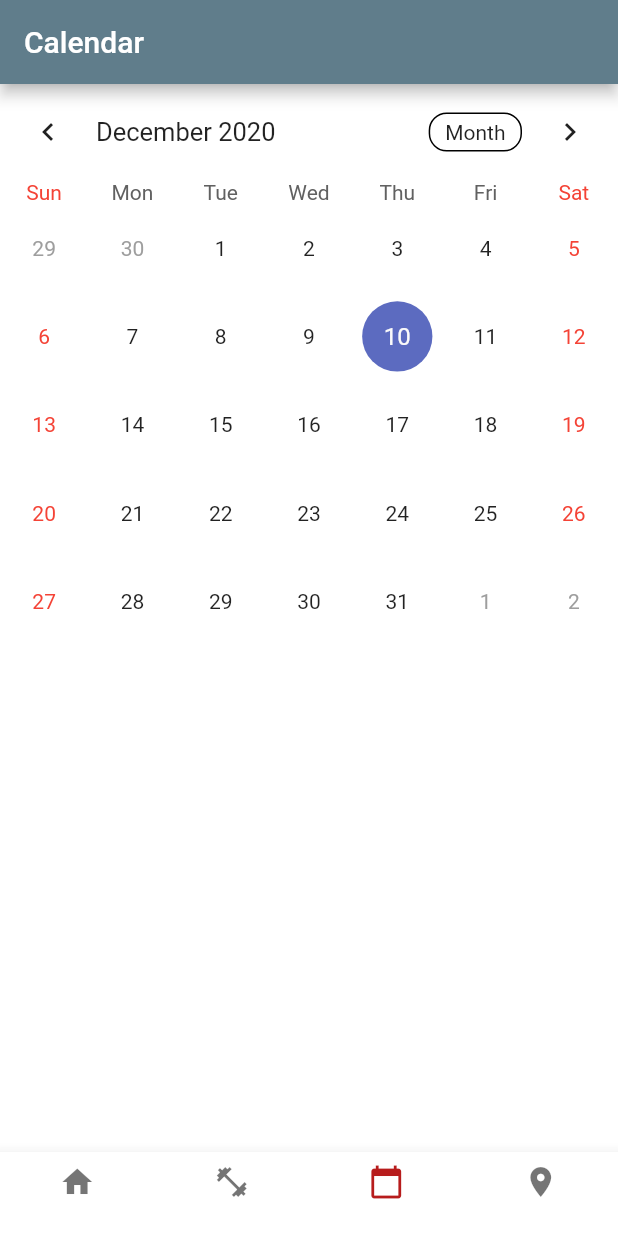
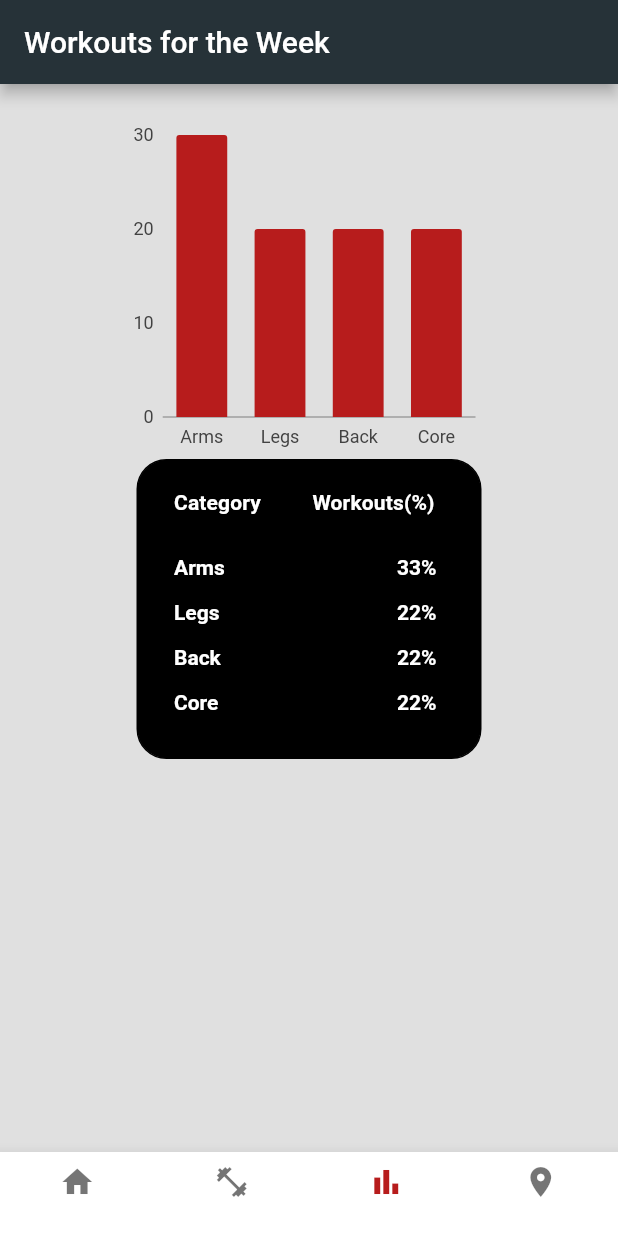
Before and after one commit to ImJonathanZ/Fitness-App, a Flutter app: the screen it shows after launch, item 3 of the bottom bar chosen, on a phone screen of 412 x 824 dp. Run offline on Flutter 3.47's test engine with Material 2 defaults, Android fonts, the light colour scheme and no system bars; drawn by our look-alikes of table_calendar; our stand-ins replace charts_flutter, cloud_firestore, firebase_core, flutter_i18n, flutter_local_notifications, image_picker and 2 more; accounts and stored records are empty; statements that could not run were skipped.

Commit message:
added charts, table and internationalization

```diff
--- /dev/null
+++ b/final_project/assets/flutter_i18n/en.json
@@ -0,0 +1,9 @@
+{
+    "workout-list": {
+        "appbar": "Workouts",
+        "arms": "Arms",
+        "legs": "Legs",
+        "back": "Back",
+        "abs": "Abs"
+    }
+}
--- /dev/null
+++ b/final_project/assets/flutter_i18n/fr.json
@@ -0,0 +1,9 @@
+{
+    "workout-list":{
+        "appbar": "Liste de Entrainement",
+        "arms": "Bras",
+        "legs": "Jambes",
+        "back": "Lombes",
+        "abs": "Abdos"
+    }
+}
--- a/final_project/lib/main.dart
+++ b/final_project/lib/main.dart
@@ -1,16 +1,32 @@
 import 'package:final_project/views/main_screen.dart';
 
 import 'package:final_project/views/show_exercises.dart';
-import 'package:final_project/views/show_settings.dart';
 import 'package:final_project/views/show_edit.dart';
 import 'package:final_project/views/show_add.dart';
+import 'package:final_project/views/show_settings.dart';
 import 'package:flutter/material.dart';
+import 'package:flutter_i18n/flutter_i18n.dart';
+import 'package:flutter_i18n/flutter_i18n_delegate.dart';
+import 'package:flutter_localizations/flutter_localizations.dart';
 
-void main() {
-  runApp(LoadingScreen());
+Future main() async {
+  final FlutterI18nDelegate flutterI18nDelegate = FlutterI18nDelegate(
+    translationLoader: FileTranslationLoader(
+        useCountryCode: false,
+        fallbackFile: 'en',
+        basePath: 'assets/flutter_i18n'),
+  );
+
+  WidgetsFlutterBinding.ensureInitialized();
+  await flutterI18nDelegate.load(null);
+  runApp(LoadingScreen(flutterI18nDelegate));
 }
 
 class LoadingScreen extends StatelessWidget {
+  final FlutterI18nDelegate flutterI18nDelegate;
+
+  LoadingScreen(this.flutterI18nDelegate);
+
   @override
   Widget build(BuildContext context) {
     return MaterialApp(
@@ -27,6 +43,10 @@
           '/editPage': (BuildContext context) => Edit(title: 'Edit'),
           '/addPage': (BuildContext context) => Add(title: 'Add'),
         },
-    );
+        localizationsDelegates: [
+          flutterI18nDelegate,
+          GlobalMaterialLocalizations.delegate,
+          GlobalWidgetsLocalizations.delegate
+        ]);
   }
 }
--- /dev/null
+++ b/final_project/lib/model/category_workouts.dart
@@ -0,0 +1,101 @@
+import 'package:flutter/material.dart';
+import 'exercises/exercise.dart';
+import 'exercises/exerciseModel.dart';
+
+class CategoryWorkout {
+  String category;
+  int sets;
+
+  CategoryWorkout({this.category, this.sets});
+}
+
+class ListCategoryWorkout {
+  List<CategoryWorkout> workouts = List<CategoryWorkout>();
+  int totalSets = 0;
+
+  ListCategoryWorkout({this.workouts});
+
+  Future<void> initializeDataModel(ExerciseModel model) async {
+    List<Exercise> e = await model.getAllEvents();
+    Map<String, int> map;
+    for (int i = 0; i < e.length; i++) {
+      map[e[i].category] = map.containsKey(e[i].category)
+          ? map[e[i].category] + (e[i].sets * e[i].reps)
+          : (e[i].sets * e[i].reps);
+    }
+
+    List<CategoryWorkout> w = List<CategoryWorkout>();
+
+    map.forEach((key, value) {
+      //list.add(key);
+      w.add(CategoryWorkout(category: key, sets: value));
+    });
+
+    workouts = w;
+  }
+
+  // added values from List
+  void initializeData(List<Exercise> e) {
+    final map = <String, int>{};
+    for (int i = 0; i < e.length; i++) {
+      map[e[i].category] = map.containsKey(e[i].category)
+          ? map[e[i].category] + (e[i].sets * e[i].reps)
+          : (e[i].sets * e[i].reps);
+    }
+
+    List<CategoryWorkout> w = List<CategoryWorkout>();
+
+    map.forEach((key, value) {
+      w.add(CategoryWorkout(category: key, sets: value));
+    });
+
+    workouts = w;
+  }
+
+  Widget buildTable() {
+    getTotalWorkouts();
+    return DataTable(
+      columnSpacing: 28,
+      dataRowHeight: 30,
+      columns: <DataColumn>[
+        DataColumn(
+          label: Text(
+            'Category',
+            textAlign: TextAlign.right,
+            style: TextStyle(fontWeight: FontWeight.bold, color: Colors.white),
+          ),
+        ),
+        DataColumn(
+          label: Text(
+            'Workouts(%)',
+            style: TextStyle(fontWeight: FontWeight.bold, color: Colors.white),
+          ),
+        ),
+      ],
+      rows: workouts
+          .map((CategoryWorkout workout) => DataRow(cells: <DataCell>[
+                DataCell(Text(
+                  workout.category,
+                  style: TextStyle(
+                      fontWeight: FontWeight.bold, color: Colors.white),
+                )),
+                DataCell(Container(
+                    padding: EdgeInsets.only(right: 5),
+                    alignment: Alignment.centerRight,
+                    child: Text(
+                      '${((workout.sets / totalSets) * 100).toInt()}%',
+                      textAlign: TextAlign.right,
+                      style: TextStyle(
+                          fontWeight: FontWeight.bold, color: Colors.white),
+                    ))),
+              ]))
+          .toList(),
+    );
+  }
+
+  void getTotalWorkouts() {
+    for (int i = 0; i < workouts.length; i++) {
+      totalSets = totalSets + workouts[i].sets;
+    }
+  }
+}
--- /dev/null
+++ b/final_project/lib/views/charts.dart
@@ -0,0 +1,153 @@
+import 'package:final_project/model/category_workouts.dart';
+import 'package:final_project/model/exercises/exercise.dart';
+import 'package:final_project/model/exercises/exerciseModel.dart';
+import 'package:final_project/model/utils.dart';
+import 'package:flutter/material.dart';
+import 'package:charts_flutter/flutter.dart' as charts;
+
+class Charts extends StatefulWidget {
+  Charts({Key key, this.title}) : super(key: key);
+
+  final String title;
+
+  @override
+  _ShowChart createState() => _ShowChart();
+}
+
+class _ShowChart extends State<Charts> {
+  ExerciseModel model = ExerciseModel();
+
+  ListCategoryWorkout workout;
+  List<Exercise> workouts = [
+    Exercise(
+        date: toDateString(DateTime.now()),
+        category: 'Arms',
+        exerciseName: 'Bicep Curls',
+        sets: 3,
+        reps: 10),
+    Exercise(
+        date: toDateString(DateTime.now()),
+        category: 'Legs',
+        exerciseName: 'Leg Press',
+        sets: 2,
+        reps: 10),
+    Exercise(
+        date: toDateString(DateTime.now()),
+        category: 'Back',
+        exerciseName: 'Excerise',
+        sets: 2,
+        reps: 10),
+    Exercise(
+        date: toDateString(DateTime.now()),
+        category: 'Core',
+        exerciseName: 'Excerise',
+        sets: 2,
+        reps: 10)
+  ];
+
+  Exercise e1 = Exercise(
+      date: toDateString(DateTime.now()),
+      category: 'Arms',
+      exerciseName: 'Bicep Curls',
+      sets: 3,
+      reps: 10);
+
+  Exercise e2 = Exercise(
+      date: toDateString(DateTime.now()),
+      category: 'Legs',
+      exerciseName: 'Leg Press',
+      sets: 3,
+      reps: 10);
+
+  @override
+  Widget build(BuildContext context) {
+    return Scaffold(
+      backgroundColor: Colors.grey[300],
+      appBar: AppBar(
+        backgroundColor: Colors.blueGrey[900],
+        title: Text('Workouts for the Week'),
+      ),
+      body: buildCategoryChart(),
+    );
+  }
+
+  Widget buildWorkoutWeekChart() {
+    return Center(
+      child: Column(
+        children: <Widget>[
+          Container(
+            width: 250,
+            height: 250,
+            child: charts.BarChart(
+              [
+                new charts.Series<CategoryWorkout, String>(
+                  id: 'Votes Up',
+                  domainFn: (CategoryWorkout exercise, _) => exercise.category,
+                  measureFn: (CategoryWorkout exercise, _) => exercise.sets,
+                  data: workout.workouts,
+                ),
+              ],
+              animate: true,
+              vertical: true,
+            ),
+          ),
+          Container(),
+        ],
+      ),
+    );
+  }
+
+  Widget buildCategoryChart() {
+    workout = ListCategoryWorkout();
+    // database
+    // workout.initializedataModel(model);
+
+    // given workouts list
+    workout.initializeData(workouts);
+    if (workout.workouts == null) {
+      return Center(
+        child: Text('You have no workout logs!'),
+      );
+    } else {
+      return SingleChildScrollView(
+        scrollDirection: Axis.vertical,
+        child: Center(
+          child: Column(
+            mainAxisAlignment: MainAxisAlignment.spaceBetween,
+            children: <Widget>[
+              Container(
+                width: 250,
+                height: 250,
+                padding: EdgeInsets.only(top: 20),
+                child: charts.BarChart(
+                  [
+                    new charts.Series<CategoryWorkout, String>(
+                      id: 'Number of workouts for each category',
+                      domainFn: (CategoryWorkout exercise, _) =>
+                          exercise.category,
+                      measureFn: (CategoryWorkout exercise, _) => exercise.sets,
+                      data: workout.workouts,
+                      seriesColor:
+                          charts.ColorUtil.fromDartColor(Colors.red[900]),
+                    ),
+                  ],
+                  animate: true,
+                  vertical: true,
+                ),
+              ),
+              Container(
+                  width: 230,
+                  height: 200,
+                  decoration: BoxDecoration(
+                    color: Colors.black,
+                    border: Border.all(),
+                    borderRadius: BorderRadius.circular(20),
+                  ),
+                  child: workout.buildTable()),
+            ],
+          ),
+        ),
+      );
+    }
+  }
+}
--- a/final_project/lib/views/main_screen.dart
+++ b/final_project/lib/views/main_screen.dart
@@ -1,3 +1,4 @@
+import 'package:final_project/views/charts.dart';
 import 'package:flutter/material.dart';
 
 import '../model/utils.dart';
@@ -5,7 +6,6 @@
 
 import '../model/appbar_icons.dart';
 import 'homepage/home_page.dart';
-import 'show_calendar.dart';
 import 'show_map.dart';
 
 class NavigationPages extends StatefulWidget {
@@ -26,16 +26,11 @@
   List<AppbarIcon> appbarIcons = [
     AppbarIcon(title: 'Homepage', icon: Icons.home),
     AppbarIcon(title: 'Workout List', icon: Icons.fitness_center),
-    AppbarIcon(title: 'Calendar', icon: Icons.calendar_today),
+    AppbarIcon(title: 'Charts', icon: Icons.bar_chart_sharp),
     AppbarIcon(title: 'Map', icon: Icons.location_on),
   ];
 
-  List<Widget> pages = [
-    HomePage(),
-    WorkoutList(),
-    DisplayCalendar(),
-    ShowMap()
-  ];
+  List<Widget> pages = [HomePage(), WorkoutList(), Charts(), ShowMap()];
 
   @override
   Widget build(BuildContext context) {
@@ -75,7 +70,7 @@
   Map<String, WidgetBuilder> routeBuilders(BuildContext context, int index) {
     return {
       '/': (context) {
-        return [HomePage(), WorkoutList(), DisplayCalendar(), ShowMap()]
+        return [HomePage(), WorkoutList(), Charts(), ShowMap()]
             .elementAt(index);
       }
     };
--- a/final_project/pubspec.yaml
+++ b/final_project/pubspec.yaml
@@ -37,6 +37,8 @@
   flutter_local_notifications:
   timezone:
   image_picker: ^0.6.6+5
+  charts_flutter:
+  flutter_i18n:
 
 
 dev_dependencies:
@@ -58,8 +60,8 @@
 
 
   # To add assets to your application, add an assets section, like this:
-  # assets:
-  #   - images/a_dot_burr.jpeg
+  assets:
+     - assets/flutter_i18n/
   #   - images/a_dot_ham.jpeg
 
   # An image asset can refer to one or more resolution-specific "variants", see
```
Lines whose indentation alone changed are shown as unchanged.
